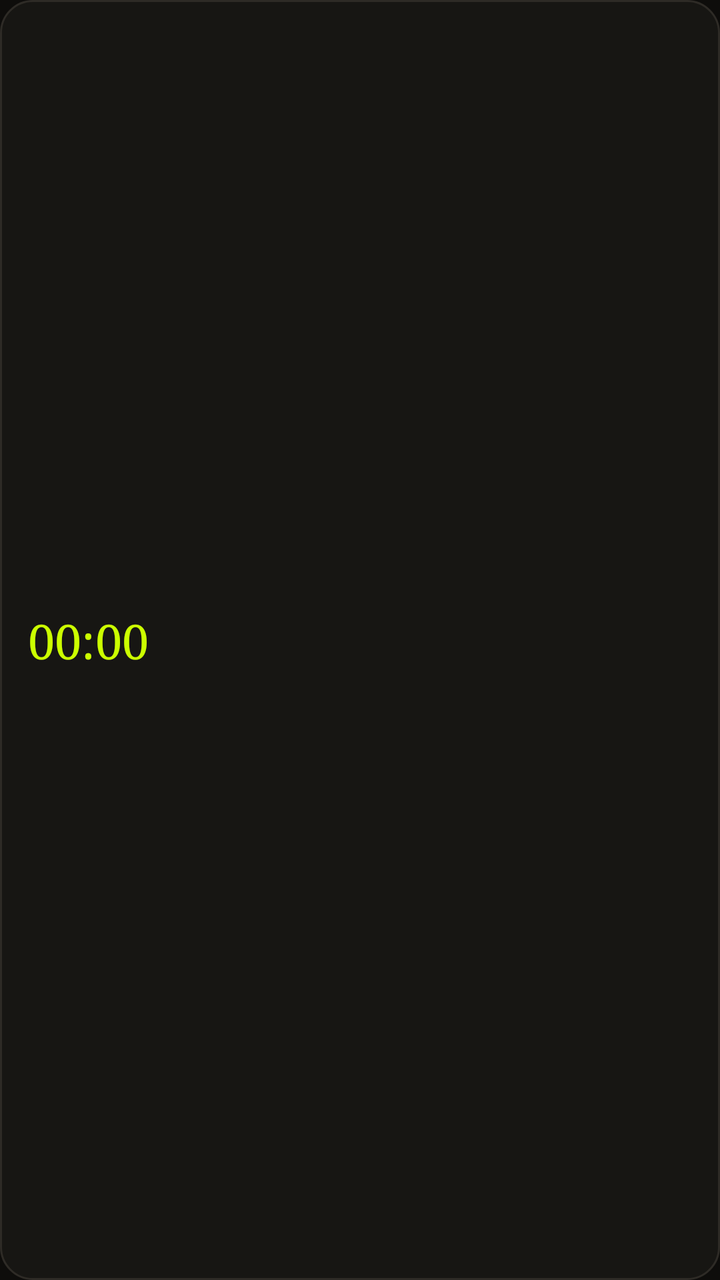
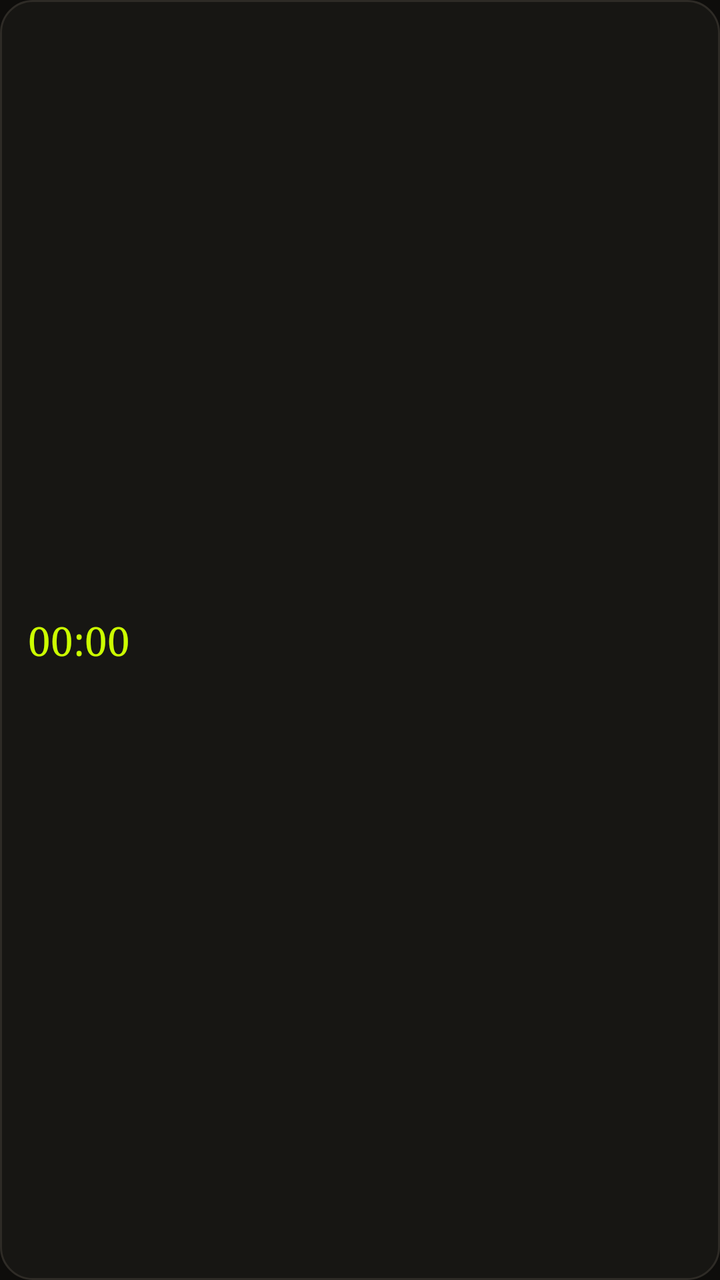

Two renders of the same Android screen: before a commit and after it. Below are the layout's source before the change and the commit's diff.
<!-- AndroidManifest.xml: application theme Theme.Forge -->
<!-- res/layout/notif_rest_small.xml -->
<?xml version="1.0" encoding="utf-8"?>
<LinearLayout xmlns:android="http://schemas.android.com/apk/res/android"
    android:layout_width="match_parent" android:layout_height="wrap_content" android:orientation="horizontal"
    android:gravity="center_vertical" android:background="@drawable/notif_bg" android:paddingStart="14dp" android:paddingEnd="14dp"
    android:paddingTop="6dp" android:paddingBottom="6dp">
    <Chronometer android:id="@+id/timer" android:layout_width="wrap_content" android:layout_height="wrap_content"
        android:fontFamily="serif" android:textSize="24sp" android:textColor="#CCFF00" />
    <TextView android:id="@+id/next_values" android:layout_width="0dp" android:layout_weight="1" android:layout_height="wrap_content"
        android:layout_marginStart="12dp" android:gravity="end" android:fontFamily="monospace" android:textSize="12sp" android:textColor="#EEEAE2"
        android:maxLines="1" android:ellipsize="end" />
</LinearLayout>
<!-- resources referenced by this layout -->
<resources>
  <!-- drawable notif_bg (drawable) -->
  <?xml version="1.0" encoding="utf-8"?>
  <shape xmlns:android="http://schemas.android.com/apk/res/android" android:shape="rectangle">
      <solid android:color="#171613" />
      <stroke android:width="1dp" android:color="#2E2B26" />
      <corners android:radius="16dp" />
  </shape>
  <style name="Theme.Forge" parent="android:Theme.Material.NoActionBar">
          <item name="android:windowBackground">@color/forge_bg</item>
          <item name="android:statusBarColor">@android:color/transparent</item>
          <item name="android:navigationBarColor">@color/forge_bg</item>
      </style>
  <color name="forge_bg">#0E0D0B</color>
</resources>

<!-- the commit's change to res/layout/notif_rest_small.xml (unified diff, before → after) -->
@@ -2,9 +2,9 @@
 <LinearLayout xmlns:android="http://schemas.android.com/apk/res/android"
     android:layout_width="match_parent" android:layout_height="wrap_content" android:orientation="horizontal"
     android:gravity="center_vertical" android:background="@drawable/notif_bg" android:paddingStart="14dp" android:paddingEnd="14dp"
-    android:paddingTop="6dp" android:paddingBottom="6dp">
+    android:paddingTop="2dp" android:paddingBottom="2dp">
     <Chronometer android:id="@+id/timer" android:layout_width="wrap_content" android:layout_height="wrap_content"
-        android:fontFamily="serif" android:textSize="24sp" android:textColor="#CCFF00" />
+        android:fontFamily="serif" android:textSize="20sp" android:textColor="#CCFF00" android:maxLines="1" />
     <TextView android:id="@+id/next_values" android:layout_width="0dp" android:layout_weight="1" android:layout_height="wrap_content"
         android:layout_marginStart="12dp" android:gravity="end" android:fontFamily="monospace" android:textSize="12sp" android:textColor="#EEEAE2"
         android:maxLines="1" android:ellipsize="end" />
